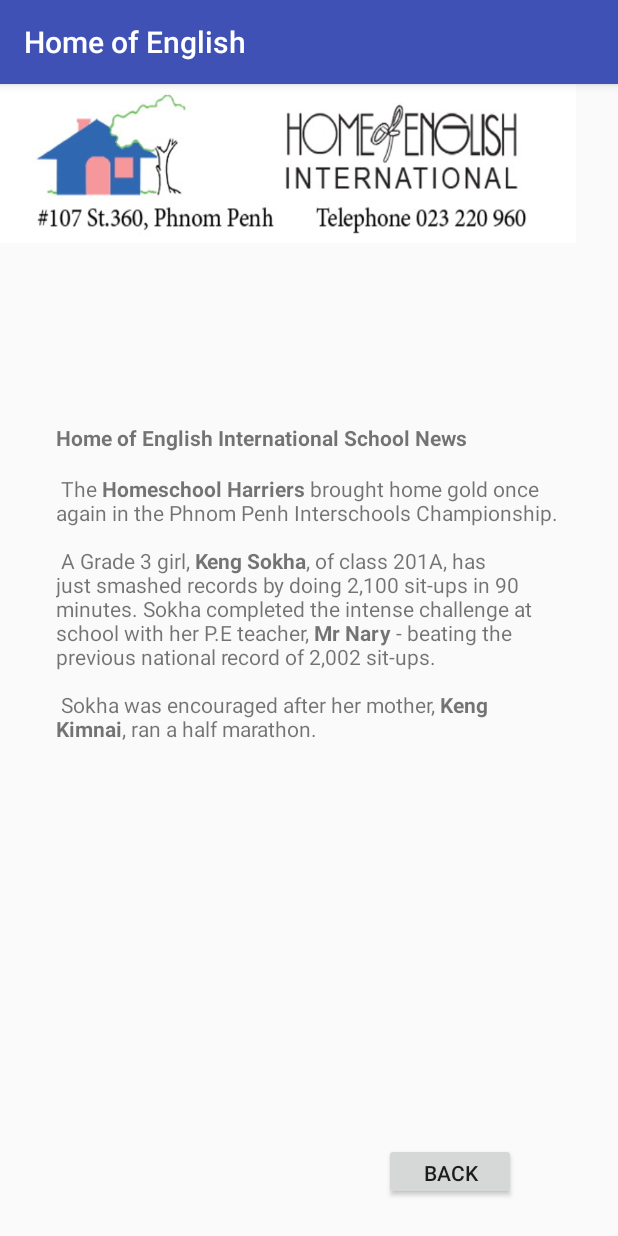
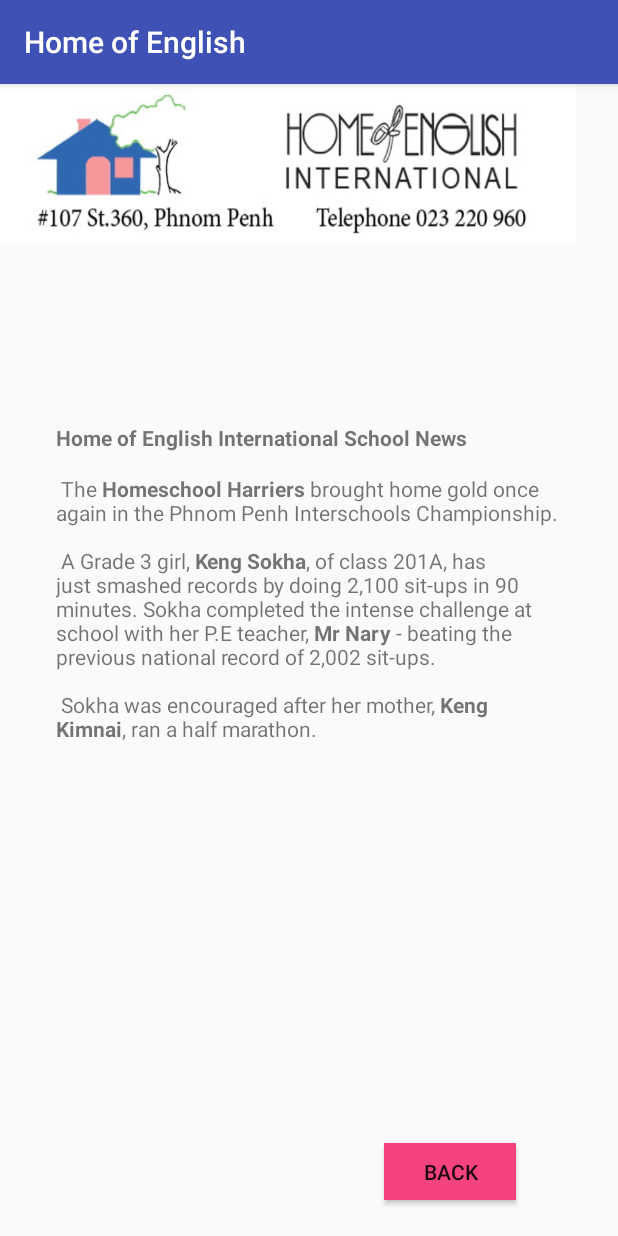
Before and after one commit to teacherRay/HOE2, an Android app: the NewsActivity screen opened directly, with no data from a screen before it, on a phone screen of 412 x 824 dp. Run offline under Robolectric (Android 15) with nearby library versions, the phone set to English and light mode, and no system bars.

Commit message:
Dropped first screen and colored buttons

```diff
--- a/app/build.gradle
+++ b/app/build.gradle
@@ -24,8 +24,8 @@ android {
 
 dependencies {
     implementation fileTree(dir: 'libs', include: ['*.jar'])
-    implementation "org.jetbrains.kotlin:kotlin-stdlib-jre7:$kotlin_version"
-    implementation 'com.android.support:appcompat-v7:28.0.0-alpha3'
+    implementation "org.jetbrains.kotlin:kotlin-stdlib-jdk7:$kotlin_version"
+    implementation 'com.android.support:appcompat-v7:28.0.0-alpha1'
     implementation 'com.android.support.constraint:constraint-layout:1.1.2'
     implementation 'com.google.android.gms:play-services-maps:15.0.1'
     testImplementation 'junit:junit:4.12'
--- a/app/src/main/java/com/example/ray/hoe2/MapActivity.kt
+++ b/app/src/main/java/com/example/ray/hoe2/MapActivity.kt
@@ -26,8 +26,8 @@ class MapActivity : AppCompatActivity(), OnMapReadyCallback {
 
         mMap = googleMap
 
-        mMap.setMinZoomPreference(16.0f)
-        mMap.setMaxZoomPreference(16.0f)
+        mMap.setMinZoomPreference(15.0f)
+        mMap.setMaxZoomPreference(20.0f)
 
         // Add a marker in Home of English and move the camera
         val hoe = LatLng(11.548259, 104.914899)
--- a/app/src/main/res/layout/activity_fees.xml
+++ b/app/src/main/res/layout/activity_fees.xml
@@ -30,14 +30,17 @@
         android:layout_marginLeft="256dp"
         android:layout_marginStart="256dp"
         android:layout_marginTop="8dp"
+        android:background="#f4437e"
         android:text="Back"
+        android:textColorLink="@color/colorPrimary"
         app:layout_constraintBottom_toBottomOf="parent"
         app:layout_constraintHorizontal_bias="0.071"
         app:layout_constraintLeft_toLeftOf="parent"
         app:layout_constraintRight_toRightOf="parent"
         app:layout_constraintStart_toStartOf="parent"
         app:layout_constraintTop_toBottomOf="@+id/imageView2"
-        app:layout_constraintVertical_bias="1.0" />
+        app:layout_constraintVertical_bias="1.0"
+        tools:textColor="@color/colorPrimaryDark" />
 
     <TextView
         android:id="@+id/textView"
--- a/app/src/main/res/layout/activity_map.xml
+++ b/app/src/main/res/layout/activity_map.xml
@@ -7,4 +7,4 @@
     android:layout_width="match_parent"
     android:layout_height="match_parent"
     tools:context="com.example.ray.hoe2.MapActivity"
-    tools:layout_height="wrap_content" />
+    tools:layout_height="match_parent" />
--- a/app/src/main/res/layout/activity_news.xml
+++ b/app/src/main/res/layout/activity_news.xml
@@ -22,23 +22,6 @@
         app:layout_constraintTop_toTopOf="parent"
         app:layout_constraintVertical_bias="0.0" />
 
-    <Button
-        android:id="@+id/buttonBack"
-        android:layout_width="wrap_content"
-        android:layout_height="38dp"
-        android:layout_marginBottom="24dp"
-        android:layout_marginLeft="256dp"
-        android:layout_marginStart="256dp"
-        android:layout_marginTop="8dp"
-        android:text="Back"
-        app:layout_constraintBottom_toBottomOf="parent"
-        app:layout_constraintHorizontal_bias="0.071"
-        app:layout_constraintLeft_toLeftOf="parent"
-        app:layout_constraintRight_toRightOf="parent"
-        app:layout_constraintStart_toStartOf="parent"
-        app:layout_constraintTop_toBottomOf="@+id/imageView2"
-        app:layout_constraintVertical_bias="1.0" />
-
     <TextView
         android:id="@+id/textView"
         android:layout_width="338dp"
@@ -56,4 +39,24 @@
         app:layout_constraintTop_toTopOf="@+id/imageView2"
         app:layout_constraintVertical_bias="0.298" />
 
+    <Button
+        android:id="@+id/buttonBack"
+        android:layout_width="wrap_content"
+        android:layout_height="38dp"
+        android:layout_marginBottom="24dp"
+        android:layout_marginLeft="256dp"
+        android:layout_marginStart="256dp"
+        android:layout_marginTop="8dp"
+        android:background="#f4437e"
+        android:text="Back"
+        android:textColorLink="@color/colorPrimary"
+        app:layout_constraintBottom_toBottomOf="parent"
+        app:layout_constraintHorizontal_bias="0.071"
+        app:layout_constraintLeft_toLeftOf="parent"
+        app:layout_constraintRight_toRightOf="parent"
+        app:layout_constraintStart_toStartOf="parent"
+        app:layout_constraintTop_toBottomOf="@+id/imageView2"
+        app:layout_constraintVertical_bias="1.0"
+        tools:textColor="@color/colorPrimaryDark" />
+
 </android.support.constraint.ConstraintLayout>
--- a/app/src/main/res/values/colors.xml
+++ b/app/src/main/res/values/colors.xml
@@ -1,6 +1,6 @@
 <?xml version="1.0" encoding="utf-8"?>
 <resources>
-    <color name="colorPrimary">#3F51B5</color>
-    <color name="colorPrimaryDark">#303F9F</color>
-    <color name="colorAccent">#FF4081</color>
+    <color name="colorPrimary">#3f51b5</color>
+    <color name="colorPrimaryDark">#303f9f</color>
+    <color name="colorAccent">#c87792</color>
 </resources>
--- a/build.gradle
+++ b/build.gradle
@@ -1,7 +1,7 @@
 // Top-level build file where you can add configuration options common to all sub-projects/modules.
 
 buildscript {
-    ext.kotlin_version = '1.2.50'
+    ext.kotlin_version = '1.2.51'
     repositories {
         google()
         jcenter()
```
Also changed, not shown: app/src/main/AndroidManifest.xml (+5 -2 lines), app/src/main/java/com/example/ray/hoe2/HomeActivity.kt (deleted, +0 -22 lines), app/src/main/res/layout/activity_about.xml (+14 -8 lines), app/src/main/res/layout/activity_home.xml (deleted, +0 -26 lines).
